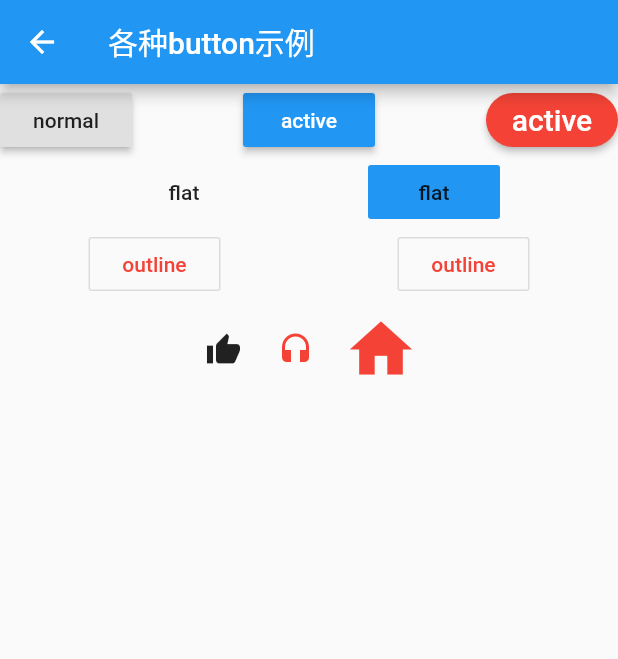
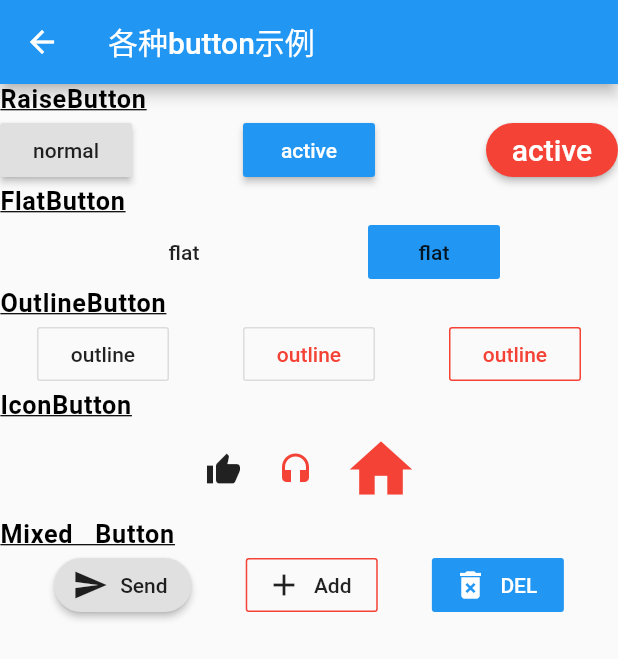
Before and after one commit to Chris-Wen/flutter_demo, a Flutter app: the screen it shows after launch, after a tap on "各种button", on a phone screen of 412 x 824 dp. Shown: the top 659 px of the screen. Run offline on Flutter 3.47's test engine with Material 2 defaults, Android fonts, the phone set to English and light mode, and no system bars; network calls fail.

```diff
--- a/lib/main.dart
+++ b/lib/main.dart
@@ -6,8 +6,15 @@ import 'unknowPage.dart';
 import 'pages/homePage.dart';
 import 'pages/secondPage.dart';
 import 'pages/buttonPage.dart';
+import 'pages/imagePage.dart';
+import 'pages/layoutPage.dart';
+import 'pages/containerPage.dart';
+import 'pages/payPage.dart';
+
 
 void main() => runApp(MyApp());
+
+
 
 class MyApp extends StatelessWidget {
   @override
@@ -22,9 +29,18 @@ class MyApp extends StatelessWidget {
         "homePage": (BuildContext context) => HomePage(),
         "secondPage": (BuildContext context) => SecondPage(),
         "buttonPage": (BuildContext context)=>ButtonPage(),
+        "imagePage": (BuildContext context)=>ImagePage(),
+        "layoutPage": (BuildContext context)=>LayoutPage(),
+        "containerPage": (BuildContext context)=>ContainerPage(),
+        "payPage": (BuildContext context)=>PayPage(),
       },
       onUnknownRoute: (RouteSettings setting) => MaterialPageRoute(builder: (context) => UnknowPage()),       //错误路由处理，返回UnknownPage
-
+      // onGenerateRoute: (RouteSettings setting) {
+      //   print(setting.arguments.courseId);
+      //   if (setting.name == 'payPage') {
+      //     return MaterialPageRoute(builder: (context) => PayPage(setting));
+      //   }
+      // },
       home: LoadingPage(),
     );
   }
--- a/lib/pages/buttonPage.dart
+++ b/lib/pages/buttonPage.dart
@@ -5,8 +5,10 @@ class ButtonPage extends StatelessWidget {
   Widget build(BuildContext context) {
     return Scaffold(
       appBar: AppBar(title: Text("各种button示例")),
-      body: ListView(
+      body:
+      ListView(
         children: <Widget>[
+          textRowWidget('RaiseButton'),
           Row(
             mainAxisAlignment: MainAxisAlignment.spaceBetween,
             // crossAxisAlignment: CrossAxisAlignment.end,
@@ -42,6 +44,7 @@ class ButtonPage extends StatelessWidget {
             ],
           ),
 
+          textRowWidget('FlatButton'),
           Row(
             mainAxisAlignment: MainAxisAlignment.spaceEvenly,
             children: <Widget>[
@@ -57,17 +60,24 @@ class ButtonPage extends StatelessWidget {
             ],
           ),
 
+          textRowWidget('OutlineButton'),
           Row(
             mainAxisAlignment: MainAxisAlignment.spaceAround,
             children: <Widget>[
               OutlineButton(
-                textColor: Colors.red,
                 child: Text("outline"),
                 onPressed: ()=>{},
               ),
               OutlineButton(
                 textColor: Colors.red,
-                // padding: EdgeInsetsGeometry(),
+                color: Colors.blue,
+                child: Text("outline"),
+                onPressed: ()=>{},
+              ),
+              OutlineButton(
+                highlightedBorderColor: Colors.red,
+                borderSide: BorderSide(color: Colors.red),
+                textColor: Colors.red,
                 color: Colors.blue,
                 child: Text("outline"),
                 onPressed: ()=>{},
@@ -75,6 +85,8 @@ class ButtonPage extends StatelessWidget {
             ],
           ),
 
+
+          textRowWidget('IconButton'),
           Row(
             mainAxisAlignment: MainAxisAlignment.center,
             children: <Widget>[
@@ -95,8 +107,61 @@ class ButtonPage extends StatelessWidget {
               )
             ],
           ),
+
+
+          textRowWidget('Mixed Button'),
+          Row(
+            mainAxisAlignment: MainAxisAlignment.spaceEvenly,
+            children: <Widget>[
+              RaisedButton.icon(
+                shape: RoundedRectangleBorder(borderRadius: BorderRadius.circular(20.0)),
+                icon: Icon(Icons.send),
+                label: Text('Send'),
+                onPressed: ()=>{},
+              ),
+              OutlineButton.icon(
+                borderSide: BorderSide(color: Colors.red),
+                icon: Icon(Icons.add),
+                label: Text('Add'),
+                onPressed: ()=>{},
+              ),
+              FlatButton.icon(
+                color: Colors.blue,
+                colorBrightness: Brightness.dark,
+                icon: Icon(Icons.delete_forever),
+                label: Text('DEL'),
+                onPressed: ()=>{},
+              )
+            ],
+          ),
+
+          // textRowWidget('Mixed Button'),
+
         ],
       ),
     );
   }
 }
+
+
+//单行文本组件封装
+Row textRowWidget(String text) {
+  return Row(
+    children: <Widget>[
+      Text(
+        text,
+        overflow: TextOverflow.ellipsis,
+        textScaleFactor: 1.2,
+        textDirection: TextDirection.ltr,
+
+        style: TextStyle(
+          fontWeight: FontWeight.w700,
+          letterSpacing: 0.5,
+          wordSpacing: 10,
+          color: Colors.black,
+          decoration: TextDecoration.underline
+        ),
+      ),
+    ],
+  );
+}
--- a/lib/pages/homePage.dart
+++ b/lib/pages/homePage.dart
@@ -1,4 +1,5 @@
 import 'package:flutter/material.dart';
+
 
 class HomePage extends StatelessWidget {
   Widget build(BuildContext context) {
@@ -24,6 +25,7 @@ class HomePage extends StatelessWidget {
             Column(
               children: <Widget>[
                 Row(
+                  mainAxisAlignment: MainAxisAlignment.spaceEvenly,
                   children: <Widget>[
                     RaisedButton(
                       child: Text("路由跳转"),
@@ -33,18 +35,45 @@ class HomePage extends StatelessWidget {
                       color: Colors.blue,
                       highlightColor: Colors.blue[700],
                       colorBrightness: Brightness.dark,
-                      textColor: Colors.red,
                       shape:RoundedRectangleBorder(borderRadius: BorderRadius.circular(20.0)),
                       child: Text("各种button"),
                       onPressed: ()=>Navigator.pushNamed(context, "buttonPage"),
+                    ),
+                    RaisedButton.icon(
+                      textColor: Colors.pinkAccent,
+                      icon: Icon(Icons.link),
+                      label: Text('图片组件'),
+                      onPressed: ()=>Navigator.pushNamed(context, "imagePage"),
                     )
                   ],
                 )
               ],
-            )
+            ),
+
+            RaisedButton(
+              child: Text('布局组件'),
+              onPressed: ()=>Navigator.pushNamed(context, 'layoutPage'),
+            ),
+            RaisedButton(
+              color: Colors.lightBlue,
+              colorBrightness: Brightness.dark,
+              child: Text('容器组件'),
+              onPressed: ()=>Navigator.pushNamed(context, 'containerPage'),
+            ),
+            RaisedButton(
+              color: Colors.lightBlue,
+              colorBrightness: Brightness.dark,
+              child: Text('支付页面'),
+              onPressed: ()=>Navigator.pushNamed(context, 'payPage', arguments: {'courseId' : 123} ),
+            ),
           ],
         ),
       ),
     );
   }
 }
+
+class PayData {
+  final int courseId;
+  PayData(this.courseId);
+}
--- a/pubspec.yaml
+++ b/pubspec.yaml
@@ -45,6 +45,7 @@ flutter:
   # To add assets to your application, add an assets section, like this:
   assets:
    - assets/images/phone_bg.png
+   - assets/images/1.png
 
   # An image asset can refer to one or more resolution-specific "variants", see
   # https://flutter.dev/assets-and-images/#resolution-aware.
```
Also changed, not shown: lib/pages/containerPage.dart (added, +89 -0 lines), lib/pages/imagePage.dart (added, +61 -0 lines), lib/pages/layoutPage.dart (added, +196 -0 lines), lib/pages/payPage.dart (added, +34 -0 lines), assets/images/1.png (added).
